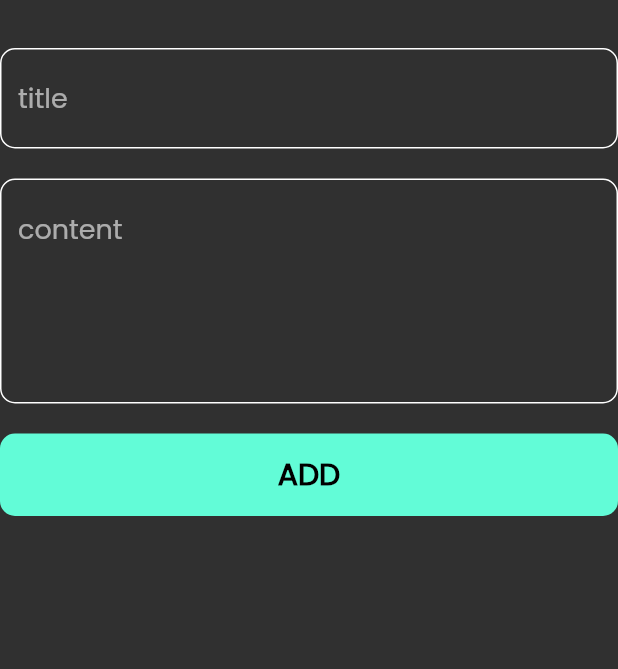
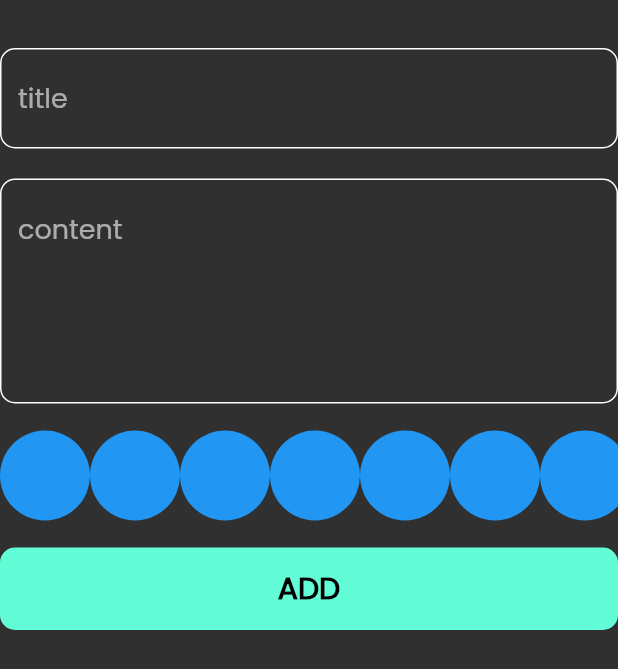
Before and after one commit to Ibrahimfathi96/Notester, a Flutter app: the AddNoteForm widget shown alone on an empty page, opened directly, on a phone screen of 412 x 824 dp. Shown: the top 669 px of the screen. Run offline on Flutter 3.47's test engine with Material 2 defaults, Android fonts, the light colour scheme and no system bars; our stand-ins replace bloc, flutter_bloc, flutter_slidable, font_awesome_flutter, hive, hive_flutter; accounts and stored records are empty.

Commit message:
Colors List View part 1

```diff
--- a/lib/view/widgets/add_note_form.dart
+++ b/lib/view/widgets/add_note_form.dart
@@ -3,6 +3,7 @@ import 'package:flutter_bloc/flutter_bloc.dart';
 import 'package:intl/intl.dart';
 import 'package:notester/models/note_model.dart';
 import '../../cubits/add_note_cubit/add_note_cubit.dart';
+import 'colors_list_view.dart';
 import 'custom_button.dart';
 import 'custom_text_field.dart';
 
@@ -45,7 +46,11 @@ class _AddNoteFormState extends State<AddNoteForm> {
             maxLines: 5,
           ),
           const SizedBox(
-            height: 20,
+            height: 10,
+          ),
+          const ColorsListView(),
+          const SizedBox(
+            height: 10,
           ),
           BlocBuilder<AddNoteCubit, AddNoteState>(
             builder: (context, state) {
--- /dev/null
+++ b/lib/view/widgets/colors_list_view.dart
@@ -0,0 +1,28 @@
+import 'package:flutter/material.dart';
+
+class ColorItem extends StatelessWidget {
+  const ColorItem({Key? key}) : super(key: key);
+
+  @override
+  Widget build(BuildContext context) {
+    return const CircleAvatar(
+      backgroundColor: Colors.blue,
+      radius: 30,
+    );
+  }
+}
+class ColorsListView extends StatelessWidget {
+  const ColorsListView({Key? key}) : super(key: key);
+
+  @override
+  Widget build(BuildContext context) {
+    return SizedBox(
+      height: 38*2,
+      child: ListView.builder(
+        scrollDirection: Axis.horizontal,
+        itemBuilder: (context, index) => const ColorItem(),
+        itemCount: 10,
+      ),
+    );
+  }
+}
```
